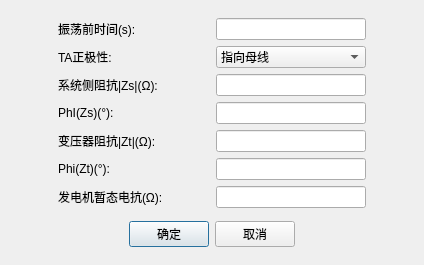
Qt form HKCore/SttStudio/Native/Module/UI/SWing/SwingTestParasDlg.ui (Napier3/HKSoftware) before a commit.
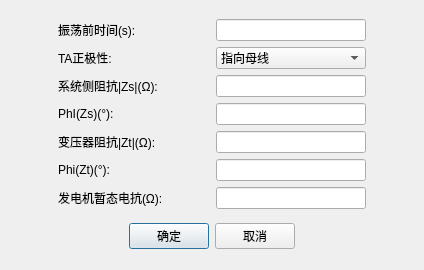
The same form after that commit. Custom widgets are drawn as their Qt base class.

```diff
--- a/HKCore/SttStudio/Native/Module/UI/SWing/SwingTestParasDlg.ui
+++ b/HKCore/SttStudio/Native/Module/UI/SWing/SwingTestParasDlg.ui
@@ -7,7 +7,7 @@
     <x>0</x>
     <y>0</y>
     <width>424</width>
-    <height>265</height>
+    <height>270</height>
    </rect>
   </property>
   <property name="minimumSize">
```
Left out of the diff: 2 changed lines with no effect on the pictures.
